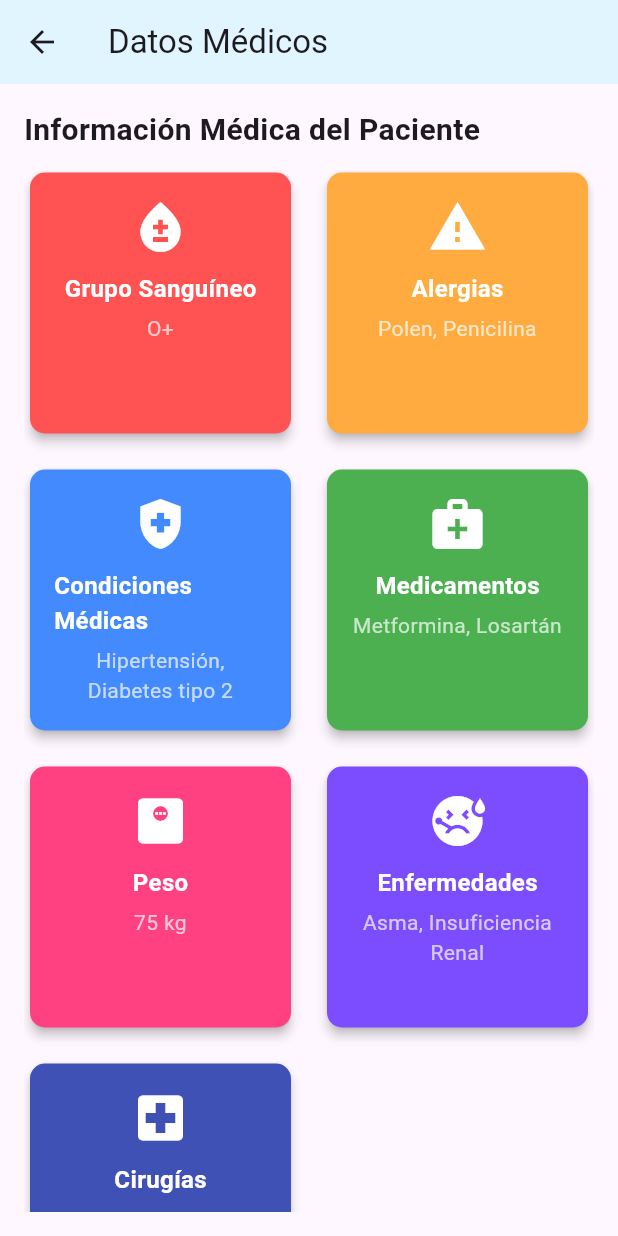
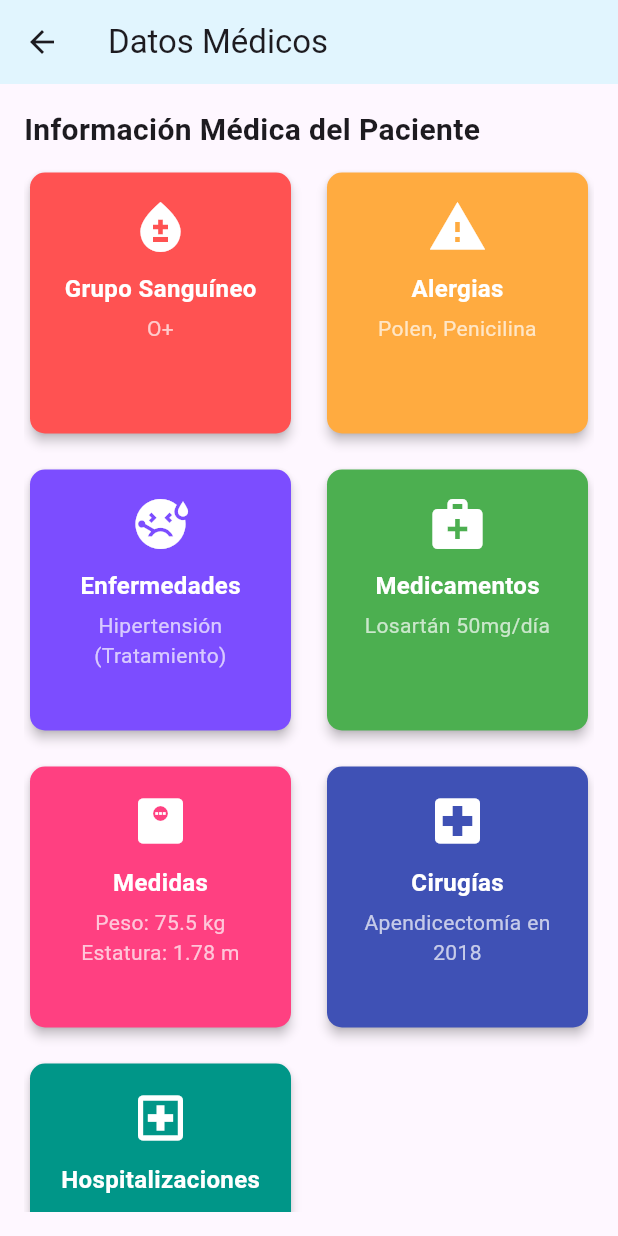
Before and after one commit to Samuel1722003/EmerScanFrontend, a Flutter app: the screen it shows after launch, after a tap on "Datos médicos", on a phone screen of 412 x 824 dp. Run offline on Flutter 3.47's test engine with Material 3 defaults, Android fonts, the phone set to English and light mode, and no system bars; our stand-ins replace supabase_flutter; accounts and stored records are empty.

Commit message:
mas o menos

```diff
--- a/hfe_frontend/lib/screens/screen_medical_data.dart
+++ b/hfe_frontend/lib/screens/screen_medical_data.dart
@@ -1,8 +1,171 @@
 import 'package:flutter/material.dart';
 import 'package:hfe_frontend/screens/widgets.dart';
+import 'package:supabase_flutter/supabase_flutter.dart';
 
-class ScreenMedicalData extends StatelessWidget {
+class ScreenMedicalData extends StatefulWidget {
   const ScreenMedicalData({super.key});
+
+  @override
+  State<ScreenMedicalData> createState() => _ScreenMedicalDataState();
+}
+
+class _ScreenMedicalDataState extends State<ScreenMedicalData> {
+  bool _isLoading = true;
+  Map<String, dynamic> _historialClinico = {};
+  List<dynamic> _alergias = [];
+  List<dynamic> _enfermedades = [];
+  Map<String, dynamic> _antecedentes = {};
+  List<dynamic> _tratamientos = [];
+
+  @override
+  void initState() {
+    super.initState();
+    _fetchMedicalData();
+  }
+
+  String getUserId() {
+    // ID fijo para pruebas
+    return "01bec088-a454-45b2-8c59-b7b24ea2a111-20250424184650-048029";
+  }
+
+  Future<void> _fetchMedicalData() async {
+    setState(() {
+      _isLoading = true;
+    });
+
+    try {
+      final supabase = Supabase.instance.client;
+
+      // Primero, veamos qué tablas existen realmente
+      print('Intentando listar tablas disponibles...');
+
+      // Intentemos obtener datos directamente con el ID de usuario
+      final usuario = await supabase
+          .from('usuarios') // probemos con 'usuarios' en minúsculas
+          .select()
+          .eq('id', getUserId())
+          .maybeSingle();
+
+      if (usuario != null) {
+        print('Usuario encontrado: ${usuario['nombre']}');
+
+        // Intentar obtener datos médicos
+        final historialClinico = await supabase
+          .from('historial_clinico') // nombre en minúscula
+          .select()
+          .eq('usuario_persona_id', getUserId())
+          .maybeSingle();
+
+        if (historialClinico != null) {
+          final int historialId = historialClinico['id'];
+
+          // Obtener datos relacionados
+          final alergias = await supabase
+            .from('alergias')
+            .select()
+            .eq('historial_id', historialId);
+
+          final enfermedades = await supabase
+            .from('enfermedades')
+            .select()
+            .eq('historial_id', historialId);
+
+          final antecedentes = await supabase
+            .from('antecedentes')
+            .select()
+            .eq('historial_id', historialId)
+            .maybeSingle();
+
+          // Obtener tratamientos (si hay)
+          List<dynamic> tratamientos = [];
+
+          setState(() {
+            _historialClinico = historialClinico;
+            _alergias = alergias;
+            _enfermedades = enfermedades;
+            _antecedentes = antecedentes ?? {};
+            _tratamientos = tratamientos;
+            _isLoading = false;
+          });
+        } else {
+          // Crear datos de prueba para visualización
+          setState(() {
+            _historialClinico = {
+              'peso': 75.5,
+              'estatura': 1.78,
+              'tipo_sangre': 'O+'
+            };
+            _alergias = [{'nombre_alergia': 'Polen'}, {'nombre_alergia': 'Penicilina'}];
+            _enfermedades = [{'nombre_enfermedad': 'Hipertensión', 'estado': 'Tratamiento'}];
+            _antecedentes = {
+              'cirugias_anteriores': 'Apendicectomía en 2018',
+              'hospitalizaciones_anteriores': 'Ninguna'
+            };
+            _tratamientos = [{'nombre_medicamento': 'Losartán', 'dosis': '50mg/día'}];
+            _isLoading = false;
+          });
+
+          ScaffoldMessenger.of(context).showSnackBar(
+            const SnackBar(content: Text('No se encontró historial clínico. Mostrando datos de ejemplo')),
+          );
+        }
+      } else {
+        // Mostrar datos de prueba si no se encuentra el usuario
+        _showDemoData();
+      }
+    } catch (e) {
+      print('Error al cargar datos médicos: $e');
+
+      // Mostrar datos de prueba en caso de error
+      _showDemoData();
+
+      if (mounted) {
+        ScaffoldMessenger.of(context).showSnackBar(
+          SnackBar(content: Text('Error al cargar datos: $e. Mostrando datos de ejemplo')),
+        );
+      }
+    }
+  }
+
+  void _showDemoData() {
+    setState(() {
+      _historialClinico = {
+        'peso': 75.5,
+        'estatura': 1.78,
+        'tipo_sangre': 'O+'
+      };
+      _alergias = [{'nombre_alergia': 'Polen'}, {'nombre_alergia': 'Penicilina'}];
+      _enfermedades = [{'nombre_enfermedad': 'Hipertensión', 'estado': 'Tratamiento'}];
+      _antecedentes = {
+        'cirugias_anteriores': 'Apendicectomía en 2018',
+        'hospitalizaciones_anteriores': 'Ninguna'
+      };
+      _tratamientos = [{'nombre_medicamento': 'Losartán', 'dosis': '50mg/día'}];
+      _isLoading = false;
+    });
+  }
+
+  // Función para formatear la lista de alergias
+  String formatAlergias() {
+    if (_alergias.isEmpty) return "Ninguna registrada";
+    return _alergias.map((alergia) => alergia['nombre_alergia']).join(', ');
+  }
+
+  // Función para formatear la lista de enfermedades
+  String formatEnfermedades() {
+    if (_enfermedades.isEmpty) return "Ninguna registrada";
+    return _enfermedades.map((enfermedad) =>
+      "${enfermedad['nombre_enfermedad']} (${enfermedad['estado'] ?? 'Sin estado'})"
+    ).join(', ');
+  }
+
+  // Función para formatear la lista de tratamientos
+  String formatTratamientos() {
+    if (_tratamientos.isEmpty) return "Ninguno registrado";
+    return _tratamientos.map((tratamiento) =>
+      "${tratamiento['nombre_medicamento']} ${tratamiento['dosis']}"
+    ).join(', ');
+  }
 
   @override
   Widget build(BuildContext context) {
@@ -11,7 +174,11 @@ class ScreenMedicalData extends StatelessWidget {
         title: const Text('Datos Médicos'),
         backgroundColor: Colors.lightBlue[50],
       ),
-      body: Padding(
+      body: _isLoading
+          ? const Center(child: CircularProgressIndicator())
+          : RefreshIndicator(
+              onRefresh: _fetchMedicalData,
+              child: Padding(
                 padding: const EdgeInsets.all(16.0),
                 child: Column(
                   crossAxisAlignment: CrossAxisAlignment.start,
@@ -22,69 +189,62 @@ class ScreenMedicalData extends StatelessWidget {
                     ),
                     const SizedBox(height: 10),
 
-            // Contenedor para mostrar los cuadros de información
+                    // Datos principales
                     Expanded(
-              child: GridView.builder(
-                gridDelegate: SliverGridDelegateWithFixedCrossAxisCount(
-                  crossAxisCount: 2, // Dos columnas
-                  crossAxisSpacing: 16.0, // Espacio entre columnas
-                  mainAxisSpacing: 16.0, // Espacio entre filas
-                ),
-                itemCount: 7, // Número total de elementos
-                itemBuilder: (context, index) {
-                  // Creación de los MedicalCard según el índice
-                  List<Widget> medicalCards = const [
+                      child: GridView.count(
+                        crossAxisCount: 2,
+                        crossAxisSpacing: 16.0,
+                        mainAxisSpacing: 16.0,
+                        children: [
                           MedicalCard(
                             title: "Grupo Sanguíneo",
-                      content: "O+",
+                            content: _historialClinico['tipo_sangre'] ?? "No especificado",
                             icon: Icons.bloodtype,
                             color: Colors.redAccent,
                           ),
                           MedicalCard(
                             title: "Alergias",
-                      content: "Polen, Penicilina",
+                            content: formatAlergias(),
                             icon: Icons.warning,
                             color: Colors.orangeAccent,
                           ),
                           MedicalCard(
-                      title: "Condiciones Médicas",
-                      content: "Hipertensión, Diabetes tipo 2",
-                      icon: Icons.health_and_safety,
-                      color: Colors.blueAccent,
+                            title: "Enfermedades",
+                            content: formatEnfermedades(),
+                            icon: Icons.sick,
+                            color: Colors.deepPurpleAccent,
                           ),
                           MedicalCard(
                             title: "Medicamentos",
-                      content: "Metformina, Losartán",
+                            content: formatTratamientos(),
                             icon: Icons.medical_services,
                             color: Colors.green,
                           ),
                           MedicalCard(
-                      title: "Peso",
-                      content: "75 kg",
+                            title: "Medidas",
+                            content: "Peso: ${_historialClinico['peso'] ?? 'N/A'} kg\nEstatura: ${_historialClinico['estatura'] ?? 'N/A'} m",
                             icon: Icons.monitor_weight,
                             color: Colors.pinkAccent,
                           ),
                           MedicalCard(
-                      title: "Enfermedades",
-                      content: "Asma, Insuficiencia Renal",
-                      icon: Icons.sick,
-                      color: Colors.deepPurpleAccent,
-                    ),
-                    MedicalCard(
                             title: "Cirugías",
-                      content: "Apendicectomía en 2018",
+                            content: _antecedentes['cirugias_anteriores'] ?? "Ninguna",
                             icon: Icons.local_hospital,
                             color: Colors.indigo,
                           ),
-                  ];
-
-                  return medicalCards[index];
-                },
+                          MedicalCard(
+                            title: "Hospitalizaciones",
+                            content: _antecedentes['hospitalizaciones_anteriores'] ?? "Ninguna",
+                            icon: Icons.local_hospital_outlined,
+                            color: Colors.teal,
+                          ),
+                        ],
                       ),
                     ),
                   ],
                 ),
               ),
+            ),
     );
   }
 }
```
Lines whose indentation alone changed are shown as unchanged.
